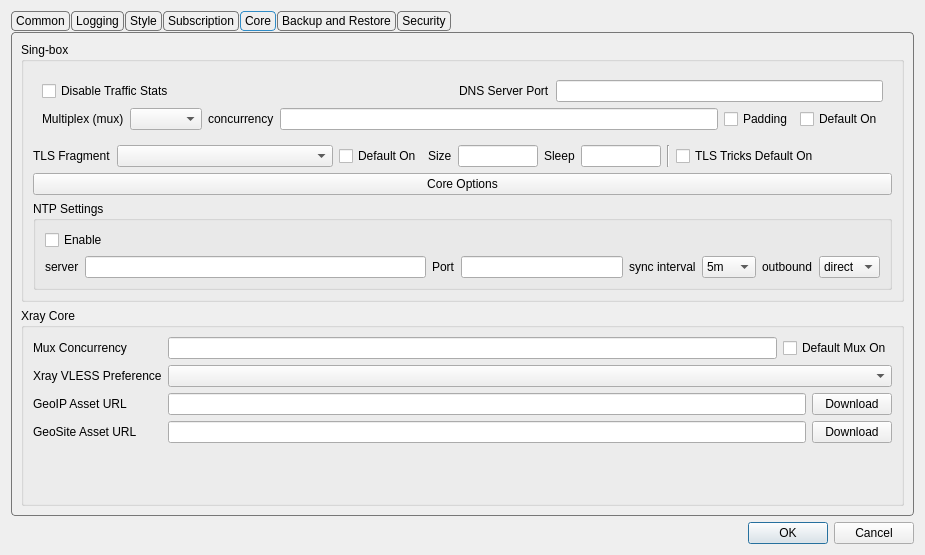
Old version of the form include/ui/setting/dialog_basic_settings.ui in the repository 0-Kutya-0/Throne.
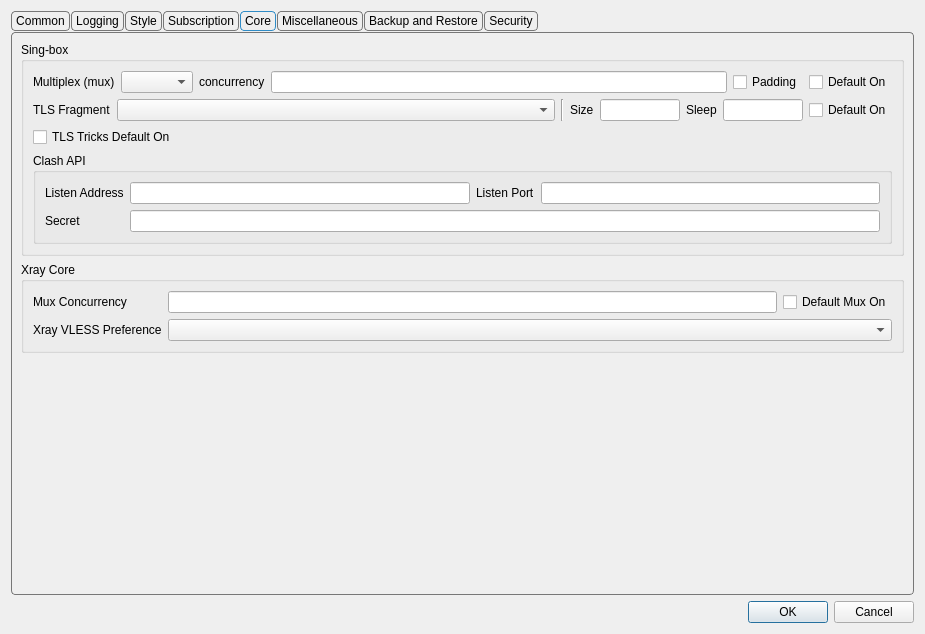
New version of the form. The open tabs and pages were chosen to show the change. Custom widgets are drawn as their Qt base class.

The edit to the form file:
```diff
--- a/include/ui/setting/dialog_basic_settings.ui
+++ b/include/ui/setting/dialog_basic_settings.ui
@@ -7,7 +7,7 @@
     <x>0</x>
     <y>0</y>
     <width>925</width>
-    <height>555</height>
+    <height>634</height>
    </rect>
   </property>
   <property name="sizePolicy">
@@ -32,12 +32,6 @@
    </item>
    <item row="0" column="3">
     <widget class="QTabWidget" name="tabWidget">
-     <property name="minimumSize">
-      <size>
-       <width>0</width>
-       <height>490</height>
-      </size>
-     </property>
      <property name="styleSheet">
       <string notr="true">QTabWidget::pane {
     margin-top: 1px;
@@ -90,7 +84,7 @@
           </sizepolicy>
          </property>
          <property name="title">
-          <string>Basic Settings</string>
+          <string>Inbound Settings</string>
          </property>
          <layout class="QGridLayout" name="gridLayout_9">
           <item row="2" column="5">
@@ -213,53 +207,7 @@
         </widget>
        </item>
        <item>
-        <widget class="QGroupBox" name="groupBox_3">
-         <property name="sizePolicy">
-          <sizepolicy hsizetype="Preferred" vsizetype="Preferred">
-           <horstretch>0</horstretch>
-           <verstretch>0</verstretch>
-          </sizepolicy>
-         </property>
-         <property name="title">
-          <string>Network Settings</string>
-         </property>
-         <layout class="QGridLayout" name="gridLayout_12">
-          <item row="1" column="5">
-           <widget class="QCheckBox" name="net_insecure">
-            <property name="text">
-             <string>Ignore TLS errors</string>
-            </property>
-           </widget>
-          </item>
-          <item row="1" column="0">
-           <widget class="QCheckBox" name="net_use_proxy">
-            <property name="toolTip">
-             <string>&lt;html&gt;&lt;head/&gt;&lt;body&gt;&lt;p&gt;Use proxy for subscription request, update request etc&lt;/p&gt;&lt;/body&gt;&lt;/html&gt;</string>
-            </property>
-            <property name="text">
-             <string>Use proxy</string>
-            </property>
-           </widget>
-          </item>
-          <item row="1" column="6">
-           <widget class="QCheckBox" name="allow_beta">
-            <property name="text">
-             <string>Allow updating to beta versions</string>
-            </property>
-           </widget>
-          </item>
-          <item row="1" column="7">
-           <widget class="QCheckBox" name="reset_proxy_on_disable_sp">
-            <property name="text">
-             <string>Restart Proxy On System Proxy Disable</string>
-            </property>
-           </widget>
-          </item>
-         </layout>
-        </widget>
-       </item>
-       <item>
-        <widget class="QGroupBox" name="groupBox_3">
+        <widget class="QGroupBox" name="groupBox_testing">
          <property name="title">
           <string>Testing</string>
          </property>
@@ -511,10 +459,10 @@
               </widget>
              </item>
              <item row="2" column="1">
-              <widget class="QTextEdit" name="log_include_keyword"/>
+              <widget class="MyTextEdit" name="log_include_keyword"/>
              </item>
              <item row="3" column="1">
-              <widget class="QTextEdit" name="log_include_regex"/>
+              <widget class="MyTextEdit" name="log_include_regex"/>
              </item>
              <item row="3" column="0">
               <widget class="QLabel" name="label_26">
@@ -550,7 +498,7 @@
               </widget>
              </item>
              <item row="2" column="1">
-              <widget class="QTextEdit" name="log_exclude_keyword"/>
+              <widget class="MyTextEdit" name="log_exclude_keyword"/>
              </item>
              <item row="2" column="0">
               <widget class="QLabel" name="label_28">
@@ -567,7 +515,7 @@
               </widget>
              </item>
              <item row="4" column="1">
-              <widget class="QTextEdit" name="log_exclude_regex"/>
+              <widget class="MyTextEdit" name="log_exclude_regex"/>
              </item>
             </layout>
            </widget>
@@ -970,7 +918,7 @@
        <item>
         <widget class="QGroupBox" name="groupBox_core">
          <property name="sizePolicy">
-          <sizepolicy hsizetype="Preferred" vsizetype="Preferred">
+          <sizepolicy hsizetype="Preferred" vsizetype="Maximum">
            <horstretch>0</horstretch>
            <verstretch>0</verstretch>
           </sizepolicy>
@@ -982,7 +930,19 @@
           <item>
            <widget class="QWidget" name="assest_group" native="true">
             <layout class="QGridLayout" name="gridLayout_2">
-             <item row="1" column="3">
+             <property name="leftMargin">
+              <number>0</number>
+             </property>
+             <property name="topMargin">
+              <number>0</number>
+             </property>
+             <property name="rightMargin">
+              <number>0</number>
+             </property>
+             <property name="bottomMargin">
+              <number>0</number>
+             </property>
+             <item row="0" column="0">
               <layout class="QHBoxLayout" name="horizontalLayout">
                <item>
                 <widget class="QLabel" name="label_6">
@@ -1020,47 +980,12 @@
                </item>
               </layout>
              </item>
-             <item row="0" column="3">
-              <layout class="QHBoxLayout" name="horizontalLayout_20">
-               <item>
-                <widget class="QCheckBox" name="disable_stats">
-                 <property name="minimumSize">
-                  <size>
-                   <width>411</width>
-                   <height>0</height>
-                  </size>
-                 </property>
-                 <property name="toolTip">
-                  <string>&lt;html&gt;&lt;head/&gt;&lt;body&gt;&lt;p&gt;Might
-                                                                            Improve Ping and Performance&lt;/p&gt;&lt;/body&gt;&lt;/html&gt;
-                                                                        </string>
-                 </property>
-                 <property name="text">
-                  <string>Disable Traffic Stats</string>
-                 </property>
-                </widget>
-               </item>
-               <item>
-                <widget class="QLabel" name="label_29">
-                 <property name="toolTip">
-                  <string>&lt;html&gt;&lt;head/&gt;&lt;body&gt;&lt;p&gt;A DNS server for local use will be deployed on this port&lt;/p&gt;&lt;/body&gt;&lt;/html&gt;</string>
-                 </property>
-                 <property name="text">
-                  <string>DNS Server Port</string>
-                 </property>
-                </widget>
-               </item>
-               <item>
-                <widget class="QLineEdit" name="dns_in_port"/>
-               </item>
-              </layout>
-             </item>
             </layout>
            </widget>
           </item>
           <item>
            <widget class="QWidget" name="frag_tricks_group" native="true">
-            <layout class="QHBoxLayout" name="horizontalLayout_frag_tricks">
+            <layout class="QVBoxLayout" name="verticalLayout_frag_tricks">
              <property name="leftMargin">
               <number>0</number>
              </property>
@@ -1073,6 +998,8 @@
              <property name="bottomMargin">
               <number>0</number>
              </property>
+             <item>
+              <layout class="QHBoxLayout" name="horizontalLayout_frag_mode">
              <item>
               <widget class="QLabel" name="fragment_implementation_l">
                <property name="sizePolicy">
@@ -1094,18 +1021,9 @@
               </widget>
              </item>
              <item>
-              <widget class="QCheckBox" name="fragment_default_on">
-               <property name="sizePolicy">
-                <sizepolicy hsizetype="Fixed" vsizetype="Fixed">
-                 <horstretch>0</horstretch>
-                 <verstretch>0</verstretch>
-                </sizepolicy>
-               </property>
-               <property name="toolTip">
-                <string>&lt;html&gt;&lt;head/&gt;&lt;body&gt;&lt;p&gt;Fragment profiles whose Fragment setting is left on &amp;quot;Keep Default&amp;quot;.&lt;/p&gt;&lt;/body&gt;&lt;/html&gt;</string>
-               </property>
-               <property name="text">
-                <string>Default On</string>
+                <widget class="Line" name="line">
+                 <property name="orientation">
+                  <enum>Qt::Orientation::Vertical</enum>
                </property>
               </widget>
              </item>
@@ -1162,12 +1080,25 @@
               </widget>
              </item>
              <item>
-              <widget class="Line" name="line">
-               <property name="orientation">
-                <enum>Qt::Orientation::Vertical</enum>
+                <widget class="QCheckBox" name="fragment_default_on">
+                 <property name="sizePolicy">
+                  <sizepolicy hsizetype="Fixed" vsizetype="Fixed">
+                   <horstretch>0</horstretch>
+                   <verstretch>0</verstretch>
+                  </sizepolicy>
+                 </property>
+                 <property name="toolTip">
+                  <string>&lt;html&gt;&lt;head/&gt;&lt;body&gt;&lt;p&gt;Fragment profiles whose Fragment setting is left on &amp;quot;Keep Default&amp;quot;.&lt;/p&gt;&lt;/body&gt;&lt;/html&gt;</string>
+                 </property>
+                 <property name="text">
+                  <string>Default On</string>
                </property>
               </widget>
              </item>
+              </layout>
+             </item>
+             <item>
+              <layout class="QHBoxLayout" name="horizontalLayout_frag_params">
              <item>
               <widget class="QCheckBox" name="tls_tricks_default_on">
                <property name="toolTip">
@@ -1179,21 +1110,230 @@
               </widget>
              </item>
             </layout>
+             </item>
+            </layout>
            </widget>
           </item>
           <item>
-           <widget class="QPushButton" name="core_settings">
+           <widget class="QGroupBox" name="clash_api_box">
+            <property name="title">
+             <string>Clash API</string>
+            </property>
+            <layout class="QGridLayout" name="gridLayout_clash_api">
+             <item row="0" column="0">
+              <widget class="QLabel" name="core_box_clash_listen_addr_l">
             <property name="text">
-             <string>Core Options</string>
-            </property>
+                <string>Listen Address</string>
+               </property>
+              </widget>
+             </item>
+             <item row="0" column="1">
+              <widget class="MyLineEdit" name="core_box_clash_listen_addr"/>
+             </item>
+             <item row="0" column="2">
+              <widget class="QLabel" name="core_box_clash_api_l">
+               <property name="text">
+                <string>Listen Port</string>
+               </property>
+              </widget>
+             </item>
+             <item row="0" column="3">
+              <widget class="MyLineEdit" name="core_box_clash_api"/>
+             </item>
+             <item row="1" column="0">
+              <widget class="QLabel" name="core_box_clash_api_secret_l">
+               <property name="text">
+                <string>Secret</string>
+               </property>
+              </widget>
+             </item>
+             <item row="1" column="1" colspan="3">
+              <widget class="MyLineEdit" name="core_box_clash_api_secret"/>
+             </item>
+            </layout>
+           </widget>
+          </item>
+         </layout>
+        </widget>
+       </item>
+       <item>
+        <widget class="QGroupBox" name="xray_core_box">
+         <property name="sizePolicy">
+          <sizepolicy hsizetype="Preferred" vsizetype="Maximum">
+           <horstretch>0</horstretch>
+           <verstretch>0</verstretch>
+          </sizepolicy>
+         </property>
+         <property name="title">
+          <string>Xray Core</string>
+         </property>
+         <layout class="QFormLayout" name="formLayout">
+          <item row="0" column="0">
+           <widget class="QLabel" name="label_23">
+            <property name="text">
+             <string>Mux Concurrency</string>
+            </property>
+           </widget>
+          </item>
+          <item row="0" column="1">
+           <widget class="QWidget" name="widget" native="true">
+            <layout class="QHBoxLayout" name="horizontalLayout_3">
+             <property name="leftMargin">
+              <number>0</number>
+             </property>
+             <property name="topMargin">
+              <number>0</number>
+             </property>
+             <property name="rightMargin">
+              <number>0</number>
+             </property>
+             <property name="bottomMargin">
+              <number>0</number>
+             </property>
+             <item>
+              <widget class="QLineEdit" name="xray_mux_concurrency"/>
+             </item>
+             <item>
+              <widget class="QCheckBox" name="xray_default_mux">
+               <property name="text">
+                <string>Default Mux On</string>
+               </property>
+              </widget>
+             </item>
+            </layout>
+           </widget>
+          </item>
+          <item row="1" column="0">
+           <widget class="QLabel" name="label_24">
+            <property name="toolTip">
+             <string>&lt;html&gt;&lt;head/&gt;&lt;body&gt;&lt;p&gt;When to choose Xray when importing vless profiles&lt;/p&gt;&lt;/body&gt;&lt;/html&gt;</string>
+            </property>
+            <property name="text">
+             <string>Xray VLESS Preference</string>
+            </property>
+           </widget>
+          </item>
+          <item row="1" column="1">
+           <widget class="QComboBox" name="vless_xray_pref"/>
+          </item>
+         </layout>
+        </widget>
+       </item>
+       <item>
+        <spacer name="verticalSpacer_core">
+         <property name="orientation">
+          <enum>Qt::Orientation::Vertical</enum>
+         </property>
+         <property name="sizeHint" stdset="0">
+          <size>
+           <width>20</width>
+           <height>0</height>
+          </size>
+         </property>
+        </spacer>
+       </item>
+      </layout>
+     </widget>
+     <widget class="QWidget" name="tab_misc">
+      <attribute name="title">
+       <string>Miscellaneous</string>
+      </attribute>
+      <layout class="QVBoxLayout" name="verticalLayout_misc">
+       <item>
+        <widget class="QGroupBox" name="groupBox_network">
+         <property name="sizePolicy">
+          <sizepolicy hsizetype="Preferred" vsizetype="Preferred">
+           <horstretch>0</horstretch>
+           <verstretch>0</verstretch>
+          </sizepolicy>
+         </property>
+         <property name="title">
+          <string>Network Settings</string>
+         </property>
+         <layout class="QGridLayout" name="gridLayout_12">
+          <item row="1" column="0">
+           <widget class="QCheckBox" name="allow_beta">
+            <property name="text">
+             <string>Allow updating to beta versions</string>
+            </property>
+           </widget>
+          </item>
+          <item row="0" column="1">
+           <widget class="QCheckBox" name="net_insecure">
+            <property name="text">
+             <string>Ignore TLS errors</string>
+            </property>
+           </widget>
+          </item>
+          <item row="1" column="1">
+           <widget class="QCheckBox" name="reset_proxy_on_disable_sp">
+            <property name="text">
+             <string>Restart Proxy On System Proxy Disable</string>
+            </property>
+           </widget>
+          </item>
+          <item row="0" column="0">
+           <widget class="QCheckBox" name="net_use_proxy">
+            <property name="toolTip">
+             <string>&lt;html&gt;&lt;head/&gt;&lt;body&gt;&lt;p&gt;Use proxy for subscription request, update request etc&lt;/p&gt;&lt;/body&gt;&lt;/html&gt;</string>
+            </property>
+            <property name="text">
+             <string>Use proxy</string>
+            </property>
+           </widget>
+          </item>
+         </layout>
+        </widget>
+       </item>
+       <item>
+        <widget class="QGroupBox" name="misc_core_box">
+         <property name="title">
+          <string notr="true">Sing-box</string>
+         </property>
+         <layout class="QGridLayout" name="gridLayout_misc_core">
+          <item row="0" column="0">
+           <widget class="QCheckBox" name="disable_stats">
+            <property name="toolTip">
+             <string>&lt;html&gt;&lt;head/&gt;&lt;body&gt;&lt;p&gt;Might Improve Ping and Performance&lt;/p&gt;&lt;/body&gt;&lt;/html&gt;</string>
+            </property>
+            <property name="text">
+             <string>Disable Traffic Stats</string>
+            </property>
+           </widget>
+          </item>
+          <item row="0" column="1">
+           <spacer name="horizontalSpacer_disable_stats">
+            <property name="orientation">
+             <enum>Qt::Orientation::Horizontal</enum>
+            </property>
+            <property name="sizeHint" stdset="0">
+             <size>
+              <width>40</width>
+              <height>20</height>
+             </size>
+            </property>
+           </spacer>
+          </item>
+          <item row="0" column="2">
+           <widget class="QLabel" name="label_29">
+            <property name="toolTip">
+             <string>&lt;html&gt;&lt;head/&gt;&lt;body&gt;&lt;p&gt;A DNS server for local use will be deployed on this port&lt;/p&gt;&lt;/body&gt;&lt;/html&gt;</string>
+            </property>
+            <property name="text">
+             <string>DNS Server Port</string>
+            </property>
+           </widget>
+          </item>
+          <item row="0" column="3">
+           <widget class="QLineEdit" name="dns_in_port"/>
+          </item>
+         </layout>
            </widget>
           </item>
           <item>
            <widget class="QGroupBox" name="ntp_box">
             <property name="toolTip">
-             <string>&lt;html&gt;&lt;head/&gt;&lt;body&gt;&lt;p&gt;Settings for the
-                                            sing-box's built-in NTP client&lt;/p&gt;&lt;/body&gt;&lt;/html&gt;
-                                        </string>
+          <string>&lt;html&gt;&lt;head/&gt;&lt;body&gt;&lt;p&gt;Settings for the sing-box's built-in NTP client&lt;/p&gt;&lt;/body&gt;&lt;/html&gt;</string>
             </property>
             <property name="title">
              <string>NTP Settings</string>
@@ -1245,9 +1385,7 @@
                <item>
                 <widget class="QComboBox" name="ntp_interval">
                  <property name="toolTip">
-                  <string>&lt;html&gt;&lt;head/&gt;&lt;body&gt;&lt;p&gt;In
-                                                                minutes&lt;/p&gt;&lt;/body&gt;&lt;/html&gt;
-                                                            </string>
+               <string>&lt;html&gt;&lt;head/&gt;&lt;body&gt;&lt;p&gt;In minutes&lt;/p&gt;&lt;/body&gt;&lt;/html&gt;</string>
                  </property>
                  <item>
                   <property name="text">
@@ -1295,64 +1433,13 @@
             </layout>
            </widget>
           </item>
-         </layout>
-        </widget>
-       </item>
        <item>
-        <widget class="QGroupBox" name="xray_core_box">
+        <widget class="QGroupBox" name="xray_assets_box">
          <property name="title">
-          <string>Xray Core</string>
+          <string>Xray Geo Assets</string>
          </property>
-         <layout class="QFormLayout" name="formLayout">
+         <layout class="QFormLayout" name="formLayout_xray_assets">
           <item row="0" column="0">
-           <widget class="QLabel" name="label_23">
-            <property name="text">
-             <string>Mux Concurrency</string>
-            </property>
-           </widget>
-          </item>
-          <item row="0" column="1">
-           <widget class="QWidget" name="widget" native="true">
-            <layout class="QHBoxLayout" name="horizontalLayout_3">
-             <property name="leftMargin">
-              <number>0</number>
-             </property>
-             <property name="topMargin">
-              <number>0</number>
-             </property>
-             <property name="rightMargin">
-              <number>0</number>
-             </property>
-             <property name="bottomMargin">
-              <number>0</number>
-             </property>
-             <item>
-              <widget class="QLineEdit" name="xray_mux_concurrency"/>
-             </item>
-             <item>
-              <widget class="QCheckBox" name="xray_default_mux">
-               <property name="text">
-                <string>Default Mux On</string>
-               </property>
-              </widget>
-             </item>
-            </layout>
-           </widget>
-          </item>
-          <item row="1" column="0">
-           <widget class="QLabel" name="label_24">
-            <property name="toolTip">
-             <string>&lt;html&gt;&lt;head/&gt;&lt;body&gt;&lt;p&gt;When to choose Xray when importing vless profiles&lt;/p&gt;&lt;/body&gt;&lt;/html&gt;</string>
-            </property>
-            <property name="text">
-             <string>Xray VLESS Preference</string>
-            </property>
-           </widget>
-          </item>
-          <item row="1" column="1">
-           <widget class="QComboBox" name="vless_xray_pref"/>
-          </item>
-          <item row="2" column="0">
            <widget class="QLabel" name="label_xray_geoip_url">
             <property name="toolTip">
              <string>&lt;html&gt;&lt;head/&gt;&lt;body&gt;&lt;p&gt;URL for geoip.dat, downloaded when a full Xray config's routing needs geoip: rules.&lt;/p&gt;&lt;/body&gt;&lt;/html&gt;</string>
@@ -1362,7 +1449,7 @@
             </property>
            </widget>
           </item>
-          <item row="2" column="1">
+          <item row="0" column="1">
            <widget class="QWidget" name="xray_geoip_url_row" native="true">
             <layout class="QHBoxLayout" name="xray_geoip_url_layout">
              <property name="leftMargin">
@@ -1393,7 +1480,7 @@
             </layout>
            </widget>
           </item>
-          <item row="3" column="0">
+          <item row="1" column="0">
            <widget class="QLabel" name="label_xray_geosite_url">
             <property name="toolTip">
              <string>&lt;html&gt;&lt;head/&gt;&lt;body&gt;&lt;p&gt;URL for geosite.dat, downloaded when a full Xray config's routing needs geosite: rules.&lt;/p&gt;&lt;/body&gt;&lt;/html&gt;</string>
@@ -1403,7 +1490,7 @@
             </property>
            </widget>
           </item>
-          <item row="3" column="1">
+          <item row="1" column="1">
            <widget class="QWidget" name="xray_geosite_url_row" native="true">
             <layout class="QHBoxLayout" name="xray_geosite_url_layout">
              <property name="leftMargin">
@@ -1446,6 +1533,12 @@
       <layout class="QVBoxLayout" name="verticalLayout_backup">
        <item>
         <widget class="QGroupBox" name="groupBox_backup_create">
+         <property name="sizePolicy">
+          <sizepolicy hsizetype="Preferred" vsizetype="Maximum">
+           <horstretch>0</horstretch>
+           <verstretch>0</verstretch>
+          </sizepolicy>
+         </property>
          <property name="title">
           <string>Create Backup</string>
          </property>
@@ -1529,6 +1622,12 @@
        </item>
        <item>
         <widget class="QGroupBox" name="groupBox_backup_restore">
+         <property name="sizePolicy">
+          <sizepolicy hsizetype="Preferred" vsizetype="Maximum">
+           <horstretch>0</horstretch>
+           <verstretch>0</verstretch>
+          </sizepolicy>
+         </property>
          <property name="title">
           <string>Restore Backup</string>
          </property>
@@ -1578,7 +1677,7 @@
          <property name="sizeHint" stdset="0">
           <size>
            <width>20</width>
-           <height>40</height>
+           <height>0</height>
           </size>
          </property>
         </spacer>
@@ -1659,6 +1758,11 @@
    <extends>QLineEdit</extends>
    <header>include/ui/utils/MyLineEdit.h</header>
   </customwidget>
+  <customwidget>
+   <class>MyTextEdit</class>
+   <extends>QTextEdit</extends>
+   <header>include/ui/utils/MyTextEdit.h</header>
+  </customwidget>
  </customwidgets>
  <resources/>
  <connections>
```
Lines whose indentation alone changed are shown as unchanged.
